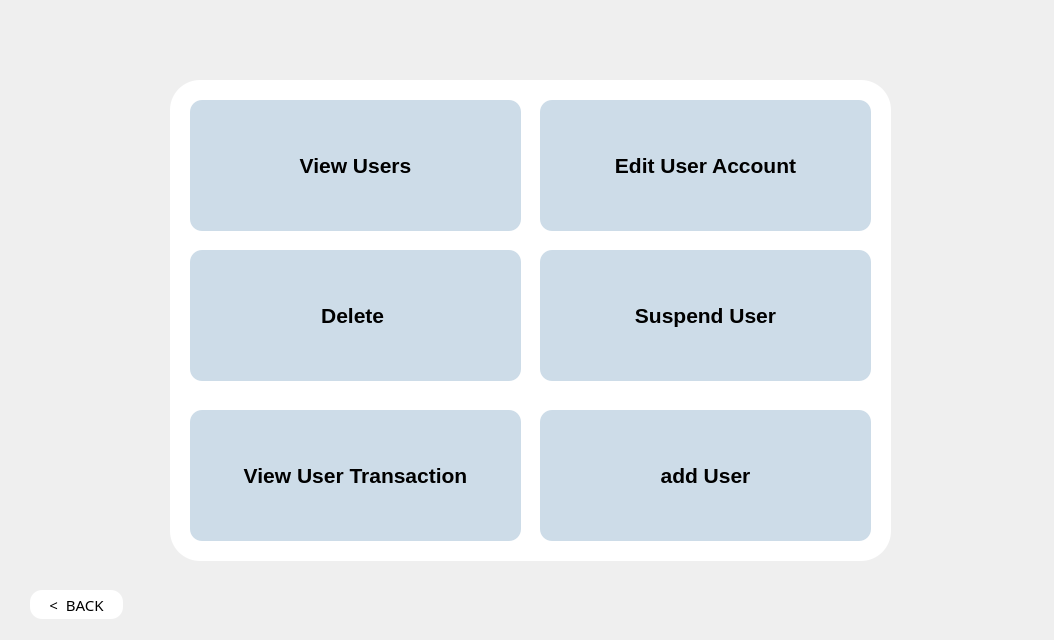
Qt form wallet_proj_qt/simple_wallet/adminmainmenu.ui (Mahossam36/Smart-Wallet-System) before a commit.
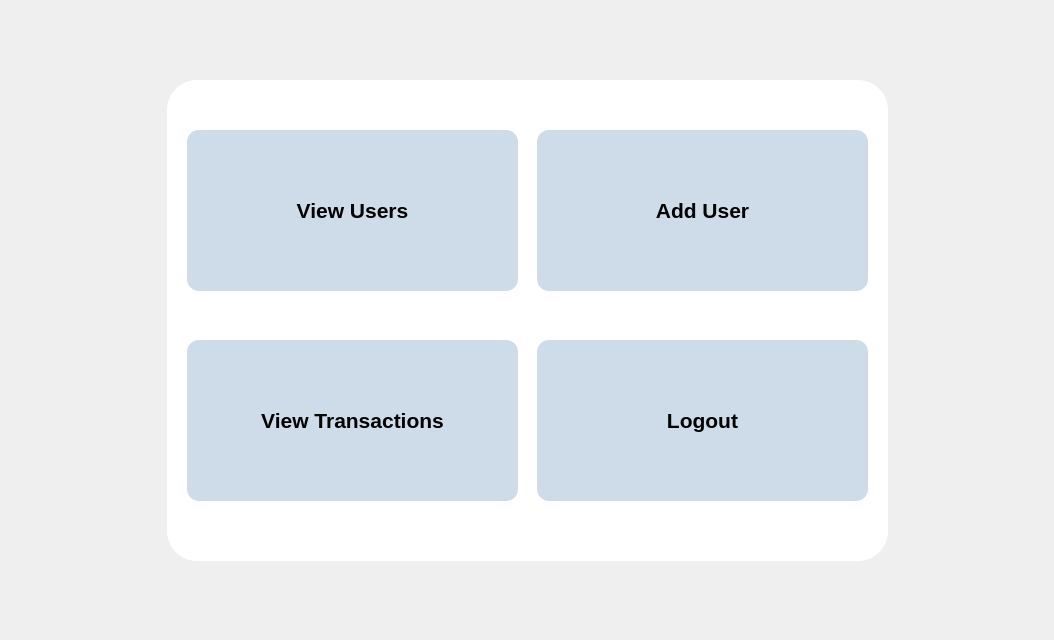
The same form after that commit. Icons and pictures are not drawn.

Diff of the .ui file:
```diff
--- a/wallet_proj_qt/simple_wallet/adminmainmenu.ui
+++ b/wallet_proj_qt/simple_wallet/adminmainmenu.ui
@@ -53,7 +53,7 @@
   <widget class="QLabel" name="label_4">
    <property name="geometry">
     <rect>
-     <x>170</x>
+     <x>167</x>
      <y>80</y>
      <width>721</width>
      <height>481</height>
@@ -68,44 +68,13 @@
     <string/>
    </property>
   </widget>
-  <widget class="QPushButton" name="backButton">
-   <property name="geometry">
-    <rect>
-     <x>30</x>
-     <y>590</y>
-     <width>93</width>
-     <height>29</height>
-    </rect>
-   </property>
-   <property name="font">
-    <font>
-     <family>Arial Unicode MS</family>
-     <pointsize>-1</pointsize>
-    </font>
-   </property>
-   <property name="styleSheet">
-    <string notr="true">QPushButton {
-    background-color: #ffffff;   /* dark blue */
-    color: black;
-    border: none;                /* no border line */
-    border-radius: 12px;         /* rounded corners */
-    padding: 8px 16px;
-    font-size: 15px;
-    background-image: none;      /* no image */
-}
-</string>
-   </property>
-   <property name="text">
-    <string>&lt;  BACK</string>
-   </property>
-  </widget>
   <widget class="QPushButton" name="viewusersbutton">
    <property name="geometry">
     <rect>
-     <x>190</x>
-     <y>100</y>
+     <x>187</x>
+     <y>130</y>
      <width>331</width>
-     <height>131</height>
+     <height>161</height>
     </rect>
    </property>
    <property name="font">
@@ -156,184 +125,13 @@
     <bool>true</bool>
    </property>
   </widget>
-  <widget class="QPushButton" name="edituserbutton">
-   <property name="geometry">
-    <rect>
-     <x>540</x>
-     <y>100</y>
-     <width>331</width>
-     <height>131</height>
-    </rect>
-   </property>
-   <property name="font">
-    <font>
-     <family>Segoe UI</family>
-     <pointsize>-1</pointsize>
-     <bold>true</bold>
-    </font>
-   </property>
-   <property name="styleSheet">
-    <string notr="true">QPushButton {
-    background-color: #cddce8;   /* light blue */
-    color: black;
-    border: none;                /* no border line */
-    border-radius: 12px;         /* rounded corners */
-    padding: 8px 16px;
-    font-size: 21px;
-    background-image: none;      /* no image */
-}
-
-QPushButton:hover {
-    background-color: #598bb8;   /* darker on hover */
-color: Black;
- border: none;  
-border-radius: 12px;         /* rounded corners */
-    padding: 8px 16px;
-    font-size: 21px;
-    background-image: none;      /* no image */
-}</string>
-   </property>
-   <property name="text">
-    <string>Edit User Account</string>
-   </property>
-   <property name="icon">
-    <iconset>
-     <normaloff>editprofileicon.jpg</normaloff>editprofileicon.jpg</iconset>
-   </property>
-   <property name="iconSize">
-    <size>
-     <width>70</width>
-     <height>70</height>
-    </size>
-   </property>
-   <property name="autoDefault">
-    <bool>true</bool>
-   </property>
-   <property name="flat">
-    <bool>true</bool>
-   </property>
-  </widget>
-  <widget class="QPushButton" name="deleteuserbutton">
-   <property name="geometry">
-    <rect>
-     <x>190</x>
-     <y>250</y>
-     <width>331</width>
-     <height>131</height>
-    </rect>
-   </property>
-   <property name="font">
-    <font>
-     <family>Segoe UI</family>
-     <pointsize>-1</pointsize>
-     <bold>true</bold>
-    </font>
-   </property>
-   <property name="styleSheet">
-    <string notr="true">QPushButton {
-    background-color: #cddce8;   /* light blue */
-    color: black;
-    border: none;                /* no border line */
-    border-radius: 12px;         /* rounded corners */
-    padding: 8px 16px;
-    font-size: 21px;
-    background-image: none;      /* no image */
-}
-
-QPushButton:hover {
-    background-color: #598bb8;   /* darker on hover */
-color: Black;
- border: none;  
-border-radius: 12px;         /* rounded corners */
-    padding: 8px 16px;
-    font-size: 21px;
-    background-image: none;      /* no image */
-}</string>
-   </property>
-   <property name="text">
-    <string>Delete </string>
-   </property>
-   <property name="icon">
-    <iconset>
-     <normaloff>deleteuser.png</normaloff>deleteuser.png</iconset>
-   </property>
-   <property name="iconSize">
-    <size>
-     <width>70</width>
-     <height>70</height>
-    </size>
-   </property>
-   <property name="autoDefault">
-    <bool>true</bool>
-   </property>
-   <property name="flat">
-    <bool>true</bool>
-   </property>
-  </widget>
-  <widget class="QPushButton" name="suspenduserbutton">
-   <property name="geometry">
-    <rect>
-     <x>540</x>
-     <y>250</y>
-     <width>331</width>
-     <height>131</height>
-    </rect>
-   </property>
-   <property name="font">
-    <font>
-     <family>Segoe UI</family>
-     <pointsize>-1</pointsize>
-     <bold>true</bold>
-    </font>
-   </property>
-   <property name="styleSheet">
-    <string notr="true">QPushButton {
-    background-color: #cddce8;   /* light blue */
-    color: black;
-    border: none;                /* no border line */
-    border-radius: 12px;         /* rounded corners */
-    padding: 8px 16px;
-    font-size: 21px;
-    background-image: none;      /* no image */
-}
-
-QPushButton:hover {
-    background-color: #598bb8;   /* darker on hover */
-color: Black;
- border: none;  
-border-radius: 12px;         /* rounded corners */
-    padding: 8px 16px;
-    font-size: 21px;
-    background-image: none;      /* no image */
-}</string>
-   </property>
-   <property name="text">
-    <string>Suspend User</string>
-   </property>
-   <property name="icon">
-    <iconset>
-     <normaloff>suspendusericon.jpeg</normaloff>suspendusericon.jpeg</iconset>
-   </property>
-   <property name="iconSize">
-    <size>
-     <width>80</width>
-     <height>80</height>
-    </size>
-   </property>
-   <property name="autoDefault">
-    <bool>true</bool>
-   </property>
-   <property name="flat">
-    <bool>true</bool>
-   </property>
-  </widget>
   <widget class="QPushButton" name="viewusertransactionbutton">
    <property name="geometry">
     <rect>
-     <x>190</x>
-     <y>410</y>
+     <x>187</x>
+     <y>340</y>
      <width>331</width>
-     <height>131</height>
+     <height>161</height>
     </rect>
    </property>
    <property name="font">
@@ -365,7 +163,7 @@
 }</string>
    </property>
    <property name="text">
-    <string>View User Transaction</string>
+    <string>View Transactions</string>
    </property>
    <property name="icon">
     <iconset>
@@ -387,10 +185,10 @@
   <widget class="QPushButton" name="adjustuserbalancebutton">
    <property name="geometry">
     <rect>
-     <x>540</x>
-     <y>410</y>
+     <x>537</x>
+     <y>130</y>
      <width>331</width>
-     <height>131</height>
+     <height>161</height>
     </rect>
    </property>
    <property name="font">
@@ -422,11 +220,68 @@
 }</string>
    </property>
    <property name="text">
-    <string>add User</string>
+    <string>Add User</string>
    </property>
    <property name="icon">
     <iconset>
-     <normaloff>adjustbalanceicon.jpg</normaloff>adjustbalanceicon.jpg</iconset>
+     <normaloff>addusericon.png</normaloff>addusericon.png</iconset>
+   </property>
+   <property name="iconSize">
+    <size>
+     <width>60</width>
+     <height>60</height>
+    </size>
+   </property>
+   <property name="autoDefault">
+    <bool>true</bool>
+   </property>
+   <property name="flat">
+    <bool>true</bool>
+   </property>
+  </widget>
+  <widget class="QPushButton" name="logoutbutton">
+   <property name="geometry">
+    <rect>
+     <x>537</x>
+     <y>340</y>
+     <width>331</width>
+     <height>161</height>
+    </rect>
+   </property>
+   <property name="font">
+    <font>
+     <family>Segoe UI</family>
+     <pointsize>-1</pointsize>
+     <bold>true</bold>
+    </font>
+   </property>
+   <property name="styleSheet">
+    <string notr="true">QPushButton {
+    background-color: #cddce8;   /* dark blue */
+    color: black;
+    border: none;                /* no border line */
+    border-radius: 12px;         /* rounded corners */
+    padding: 8px 16px;
+    font-size: 21px;
+    background-image: none;      /* no image */
+}
+
+QPushButton:hover {
+    background-color: #598bb8;   /* darker on hover */
+color: Black;
+ border: none;  
+border-radius: 12px;         /* rounded corners */
+    padding: 8px 16px;
+    font-size: 21px;
+    background-image: none;      /* no image */
+}</string>
+   </property>
+   <property name="text">
+    <string>Logout</string>
+   </property>
+   <property name="icon">
+    <iconset>
+     <normaloff>logouticon.png</normaloff>logouticon.png</iconset>
    </property>
    <property name="iconSize">
     <size>
```
Left out of the diff: 2 changed lines with no effect on the pictures.
